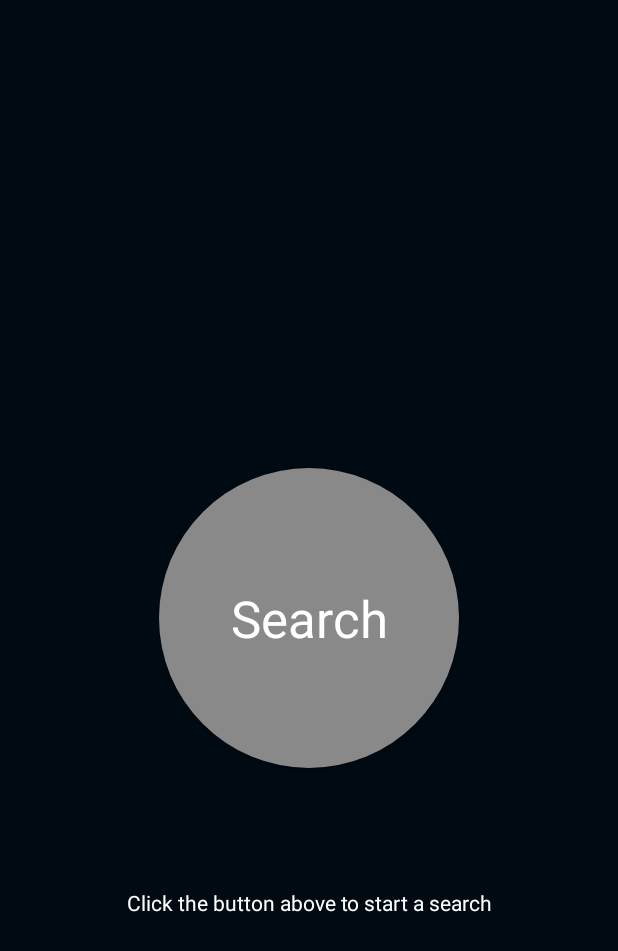
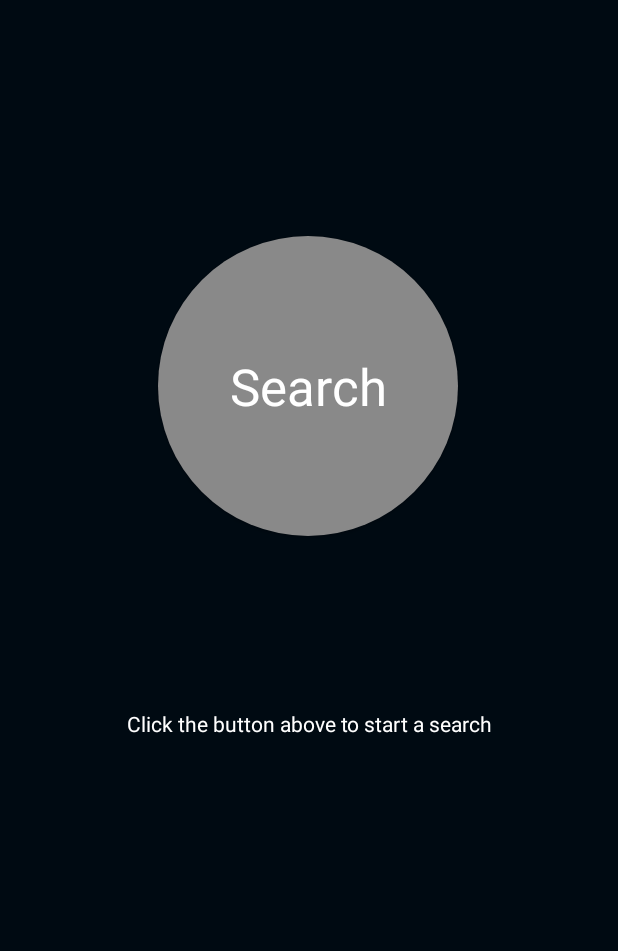
Before and after one commit to LinDevHard/raspb-finder, an Android app: the screen it shows after launch (FullscreenActivity), on a phone screen of 412 x 824 dp. Shown: the top 951 px of the screen. Run offline under Robolectric (Android 15) with nearby library versions, the phone set to English and light mode, and no system bars; our stand-ins replace data binding.

Commit message:
small code&style changes

```diff
--- a/app/src/main/java/com/hackware/mormont/raspbfinder/FullscreenActivity.kt
+++ b/app/src/main/java/com/hackware/mormont/raspbfinder/FullscreenActivity.kt
@@ -73,7 +73,7 @@ class FullscreenActivity : AppCompatActivity() {
                 if (it.mac.matches("b8:27:eb:..:..:..".toRegex())) {
                     rasp_ip.visibility = View.VISIBLE
                     rasp_text.setText(R.string.raspberry_ip)
-                    rasp_ip.text = it.host
+                    rasp_ip.text = it.ip
 
                     isMatch = true
                     break
--- a/app/src/main/java/com/hackware/mormont/raspbfinder/MainViewModel.kt
+++ b/app/src/main/java/com/hackware/mormont/raspbfinder/MainViewModel.kt
@@ -14,6 +14,7 @@ import kotlinx.coroutines.withContext
 class MainViewModel(private var netManager: NetManager) : ViewModel() {
     companion object Constant {
         const val MAC_RE = "b8:27:eb:..:..:.."
+        //TODO: add an ability to change the pattern, in case device's MAC was changed/spoofed
     }
 
     private val mRaspberryIpAddress: MutableLiveData<String> = MutableLiveData()
@@ -51,7 +52,7 @@ class MainViewModel(private var netManager: NetManager) : ViewModel() {
         for (it in devices) {
             if (it.mac.matches(MAC_RE.toRegex())) {
                 mInfoMessage.value = R.string.raspberry_ip
-                mRaspberryIpAddress.value = it.host
+                mRaspberryIpAddress.value = it.ip
                 break
             } else {
                 mInfoMessage.value = R.string.not_found
--- a/app/src/main/java/com/hackware/mormont/raspbfinder/model/Device.kt
+++ b/app/src/main/java/com/hackware/mormont/raspbfinder/model/Device.kt
@@ -1,6 +1,6 @@
 package com.hackware.mormont.raspbfinder.model
 
 data class Device(
-    val host: String,
+    val ip: String,
     val mac: String
 )
--- a/app/src/main/res/layout/activity_fullscreen.xml
+++ b/app/src/main/res/layout/activity_fullscreen.xml
@@ -33,8 +33,10 @@
             android:textColor="@android:color/white"
             app:layout_constraintBottom_toBottomOf="parent"
             app:layout_constraintEnd_toEndOf="parent"
+            app:layout_constraintHorizontal_bias="0.497"
             app:layout_constraintStart_toStartOf="parent"
-            app:layout_constraintTop_toTopOf="parent" />
+            app:layout_constraintTop_toTopOf="parent"
+            app:layout_constraintVertical_bias="0.246" />
 
         <TextView
             android:id="@+id/rasp_text"
```
Also changed, not shown: 1 other file.
